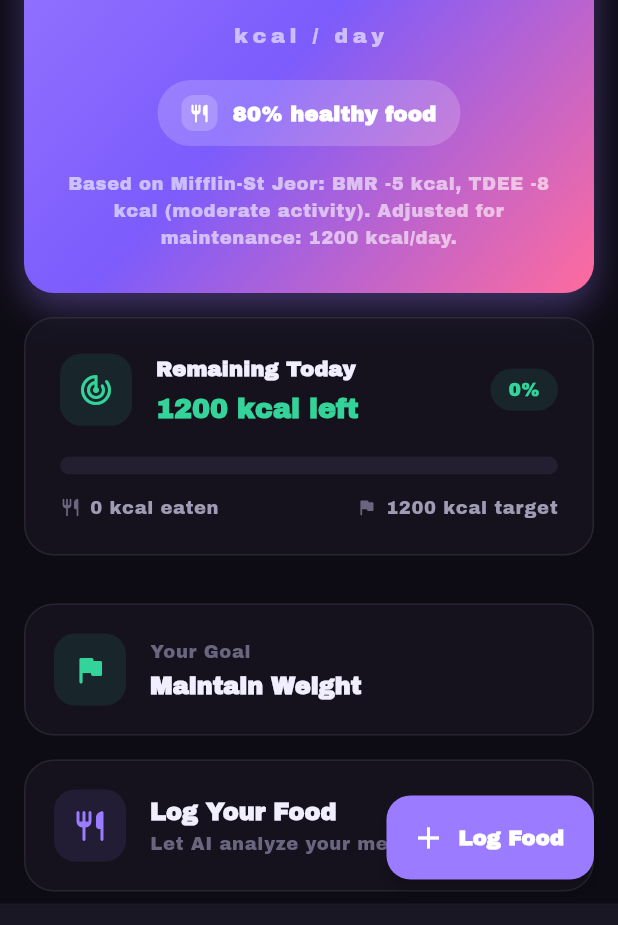
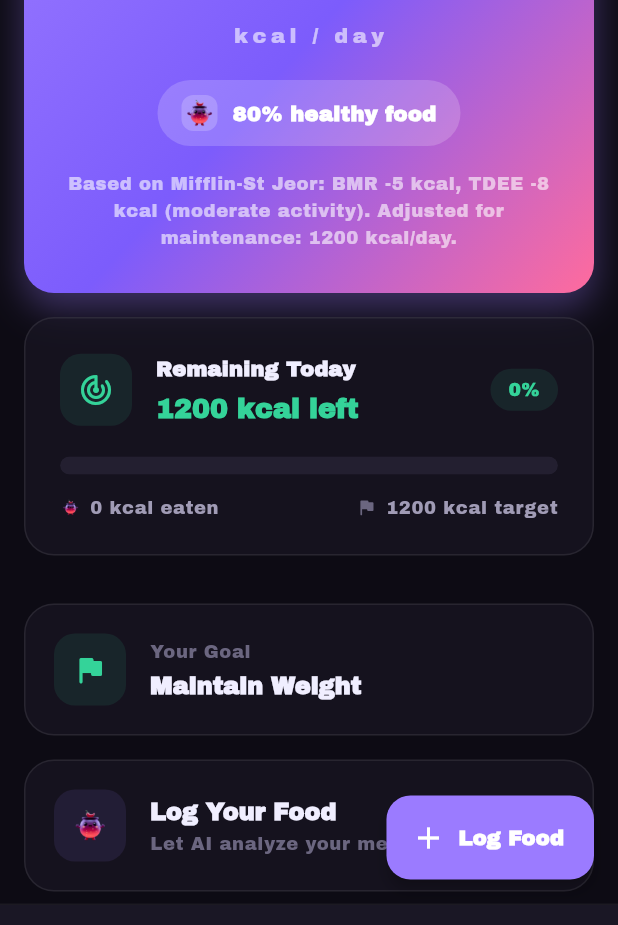
Before and after one commit to heinhtet-zaw12/BiteBalance, a Flutter app: the HomePage screen opened by its route, scrolled down 576 dp, on a phone screen of 412 x 824 dp. Shown: the part 211-1136 px from the top of the screen. Run offline on Flutter 3.47's test engine with Material 3 defaults, Android fonts, the phone set to English and light mode, and no system bars; our stand-ins replace cross_file, fl_chart, flutter_dotenv, flutter_riverpod, fpdart, go_router and 7 more; accounts and stored records are empty.

Commit message:
feat: replace Icons.restaurant_rounded with logo image and update favicon
- Replace all 12 Icons.restaurant_rounded usages with Image.asset('assets/images/bite_balance_logo.png')
- Update _getMealIcon, _buildLabel, _ActionCard, _StatsInfoItem to accept Widget instead of IconData
- Update web/index.html loading screen and favicon to use bite_balance_favicon.jpg
- Add assets/images/ to pubspec.yaml

Co-Authored-By: Claude <noreply@anthropic.com>

```diff
--- a/lib/features/auth/presentation/pages/register_page.dart
+++ b/lib/features/auth/presentation/pages/register_page.dart
@@ -483,11 +483,7 @@ class _BrandedPanelState extends State<_BrandedPanel>
                           width: 1.5,
                         ),
                       ),
-                      child: const Icon(
-                        Icons.restaurant_rounded,
-                        size: 48,
-                        color: Colors.white,
-                      ),
+                      child: Image.asset('assets/images/bite_balance_logo.png', width: 48, height: 48),
                     ),
                   ),
                   const SizedBox(height: 32),
--- a/lib/features/dashboard/presentation/widgets/calorie_summary_card.dart
+++ b/lib/features/dashboard/presentation/widgets/calorie_summary_card.dart
@@ -105,11 +105,7 @@ class CalorieSummaryCard extends StatelessWidget {
               child: Row(
                 mainAxisSize: MainAxisSize.min,
                 children: [
-                  const Icon(
-                    Icons.restaurant_rounded,
-                    size: 14,
-                    color: AppTheme.primary,
-                  ),
+                  Image.asset('assets/images/bite_balance_logo.png', width: 14, height: 14),
                   const SizedBox(width: 8),
                   Text(
                     '$totalItems items logged',
--- a/lib/features/main/presentation/pages/main_scaffold.dart
+++ b/lib/features/main/presentation/pages/main_scaffold.dart
@@ -92,11 +92,7 @@ class _MainScaffoldState extends State<MainScaffold> {
                           ),
                           borderRadius: BorderRadius.circular(12),
                         ),
-                        child: const Icon(
-                          Icons.restaurant_rounded,
-                          size: 22,
-                          color: Colors.white,
-                        ),
+                        child: Image.asset('assets/images/bite_balance_logo.png', width: 22, height: 22),
                       ),
                       const SizedBox(width: 12),
                       Text(
--- a/lib/features/profile/presentation/pages/home_page.dart
+++ b/lib/features/profile/presentation/pages/home_page.dart
@@ -368,7 +368,7 @@ class _HomePageState extends ConsumerState<HomePage>
                         children: [
                           Expanded(
                             child: _ActionCard(
-                              icon: Icons.restaurant_rounded,
+                              icon: Image.asset('assets/images/bite_balance_logo.png', width: 28, height: 28),
                               iconColor: AppTheme.primary,
                               title: 'Log Your Food',
                               subtitle: 'Let AI analyze your meals',
@@ -378,7 +378,7 @@ class _HomePageState extends ConsumerState<HomePage>
                           const SizedBox(width: 16),
                           Expanded(
                             child: _ActionCard(
-                              icon: Icons.dashboard_rounded,
+                              icon: const Icon(Icons.dashboard_rounded, color: AppTheme.secondary),
                               iconColor: AppTheme.secondary,
                               title: 'View Dashboard',
                               subtitle: 'Track your daily calories',
@@ -392,7 +392,7 @@ class _HomePageState extends ConsumerState<HomePage>
                     _buildAnimatedChild(
                       5,
                       _ActionCard(
-                        icon: Icons.restaurant_rounded,
+                        icon: Image.asset('assets/images/bite_balance_logo.png', width: 28, height: 28),
                         iconColor: AppTheme.primary,
                         title: 'Log Your Food',
                         subtitle: 'Let AI analyze your meals',
@@ -403,7 +403,7 @@ class _HomePageState extends ConsumerState<HomePage>
                     _buildAnimatedChild(
                       6,
                       _ActionCard(
-                        icon: Icons.dashboard_rounded,
+                        icon: const Icon(Icons.dashboard_rounded, color: AppTheme.secondary),
                         iconColor: AppTheme.secondary,
                         title: 'View Dashboard',
                         subtitle: 'Track your daily calories',
@@ -606,7 +606,7 @@ class _HomePageState extends ConsumerState<HomePage>
 }
 
 class _ActionCard extends StatefulWidget {
-  final IconData icon;
+  final Widget icon;
   final Color iconColor;
   final String title;
   final String subtitle;
@@ -670,10 +670,7 @@ class _ActionCardState extends State<_ActionCard>
                     color: widget.iconColor.withValues(alpha: 0.1),
                     borderRadius: BorderRadius.circular(14),
                   ),
-                  child: Icon(
-                    widget.icon,
-                    color: widget.iconColor,
-                  ),
+                  child: Center(child: widget.icon),
                 ),
                 const SizedBox(width: 16),
                 Expanded(
--- a/lib/features/profile/presentation/widgets/calorie_target_card.dart
+++ b/lib/features/profile/presentation/widgets/calorie_target_card.dart
@@ -119,11 +119,7 @@ class CalorieTargetCard extends StatelessWidget {
                       color: Colors.white.withValues(alpha: 0.2),
                       borderRadius: BorderRadius.circular(8),
                     ),
-                    child: const Icon(
-                      Icons.restaurant_rounded,
-                      color: Colors.white,
-                      size: 14,
-                    ),
+                    child: Image.asset('assets/images/bite_balance_logo.png', width: 14, height: 14),
                   ),
                   const SizedBox(width: 10),
                   Text(
--- a/lib/features/profile/presentation/widgets/remaining_calories_card.dart
+++ b/lib/features/profile/presentation/widgets/remaining_calories_card.dart
@@ -141,12 +141,12 @@ class RemainingCaloriesCard extends StatelessWidget {
               children: [
                 _buildLabel(
                   context,
-                  icon: Icons.restaurant_rounded,
+                  icon: Image.asset('assets/images/bite_balance_logo.png', width: 14, height: 14),
                   label: '${caloriesConsumed.toStringAsFixed(0)} kcal eaten',
                 ),
                 _buildLabel(
                   context,
-                  icon: Icons.flag_rounded,
+                  icon: const Icon(Icons.flag_rounded, size: 14, color: AppTheme.textTertiary),
                   label: '${calorieTarget.toStringAsFixed(0)} kcal target',
                 ),
               ],
@@ -159,17 +159,13 @@ class RemainingCaloriesCard extends StatelessWidget {
 
   Widget _buildLabel(
     BuildContext context, {
-    required IconData icon,
+    required Widget icon,
     required String label,
   }) {
     return Row(
       mainAxisSize: MainAxisSize.min,
       children: [
-        Icon(
-          icon,
-          size: 14,
-          color: AppTheme.textTertiary,
-        ),
+        icon,
         const SizedBox(width: 6),
         Text(
           label,
--- a/pubspec.yaml
+++ b/pubspec.yaml
@@ -76,6 +76,7 @@ flutter:
   assets:
     - .env
     - assets/animations/
+    - assets/images/
 
   # An image asset can refer to one or more resolution-specific "variants", see
   # https://flutter.dev/to/resolution-aware-images
```
Also changed, not shown: lib/features/analytics/presentation/pages/analytics_page.dart (+6 -10 lines), lib/features/auth/presentation/pages/login_page.dart (+2 -10 lines), lib/features/dashboard/presentation/widgets/food_log_tile.dart (+13 -15 lines), assets/images/bite_balance_favicon.jpg (added), assets/images/bite_balance_logo.png (added), 1 other file.
